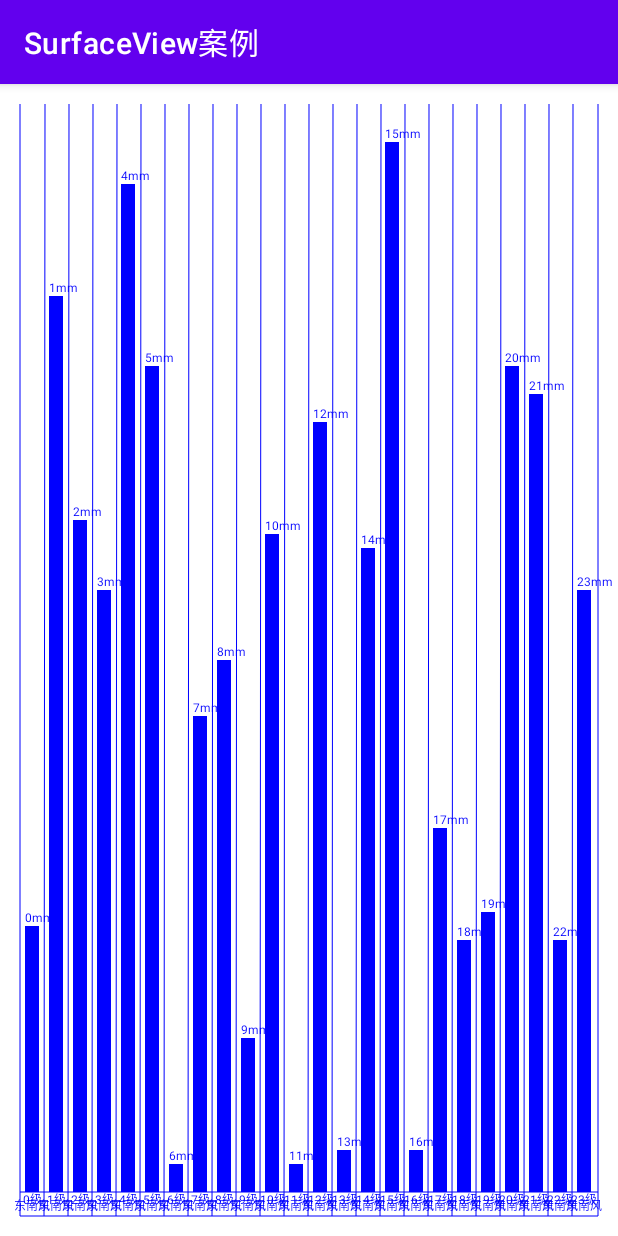
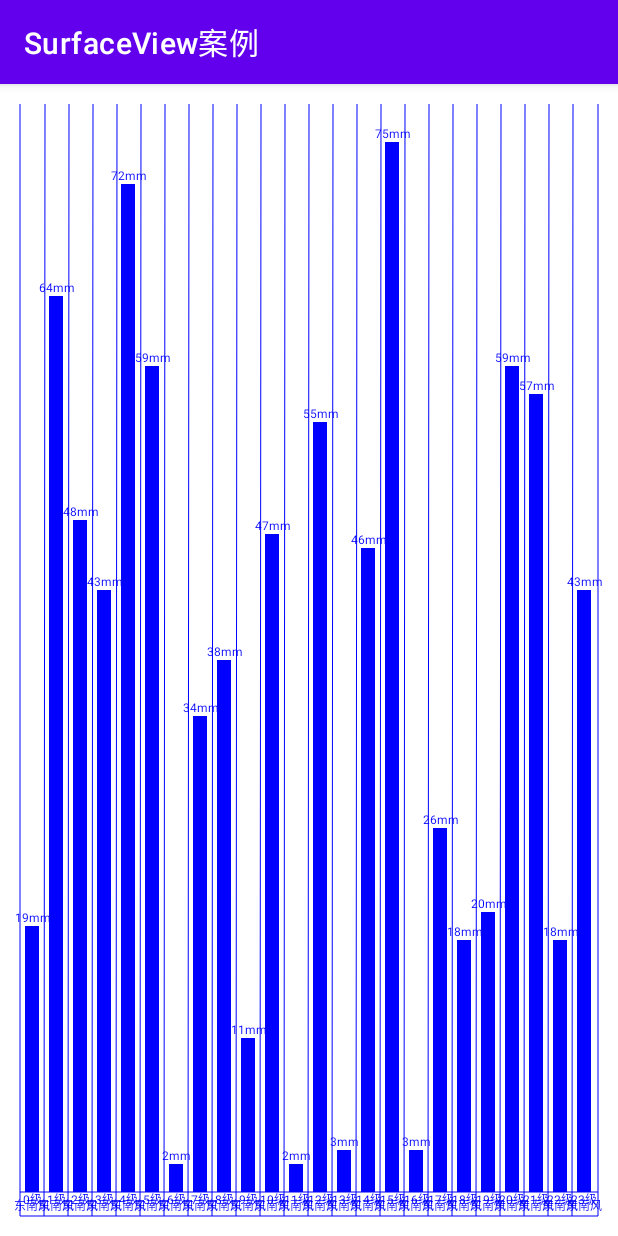
Before and after one commit to yhsh/SurfaceViewModel, an Android app: the WeatherActivity screen opened directly, with no data from a screen before it, on a phone screen of 412 x 824 dp. Run offline under Robolectric (Android 15) with nearby library versions, the light colour scheme and no system bars.

Commit message:
add:更新雨水文字居中显示

```diff
--- a/app/src/main/java/cn/yhsh/surfaceviewmodel/WeatherView.java
+++ b/app/src/main/java/cn/yhsh/surfaceviewmodel/WeatherView.java
@@ -101,7 +101,9 @@ public class WeatherView extends View {
             canvas.drawRect(weatherRectF, mPaint);
 
             //矩形上面画雨水量
-            canvas.drawText(i + "mm", weatherRectF.left, measuredHeight - countMargin - countWidth - rectWidth * nextInt - 4, mPaint);
+            String rainText = nextInt + "mm";
+            mPaint.getTextBounds(rainText, 0, rainText.length(), textRect);
+            canvas.drawText(rainText, countMargin + countWidth * i + (countWidth - textRect.width()) / 2f, measuredHeight - countMargin - countWidth - rectWidth * nextInt - 4, mPaint);
             if (i == 0) {
                 continue;
             }
```
